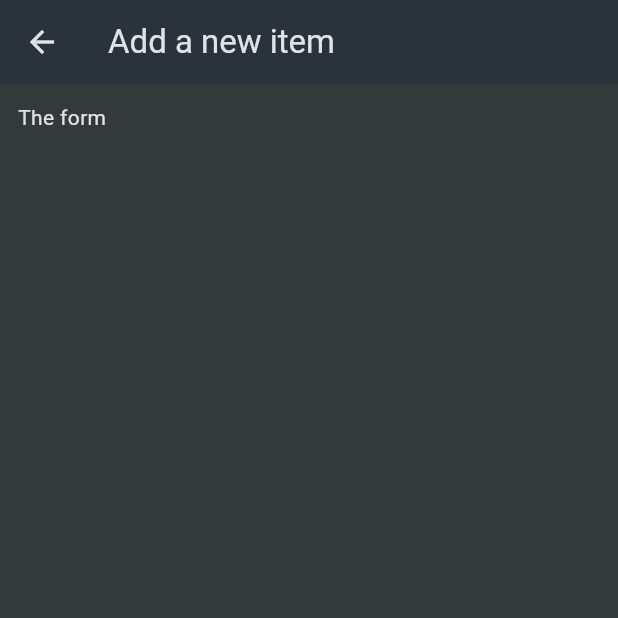
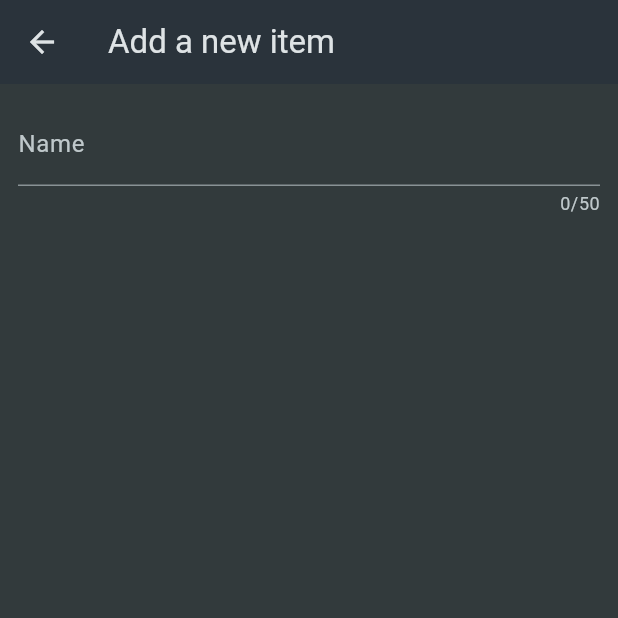
Before and after one commit to lightrao/fdtcg_shopping_list_app, a Flutter app: the NewItem screen opened directly, on a phone screen of 412 x 824 dp, the top half of it. Run offline on Flutter 3.47's test engine with Material 3 defaults, Android fonts, the phone set to English and light mode, and no system bars.

Commit message:
The Form & TextFormField Widgets

```diff
--- a/lib/widgets/new_item.dart
+++ b/lib/widgets/new_item.dart
@@ -17,8 +17,22 @@ class _NewItemState extends State<NewItem> {
         title: const Text('Add a new item'),
       ),
       body: Padding(
-        padding: EdgeInsets.all(12),
-        child: Text('The form'),
+        padding: const EdgeInsets.all(12),
+        child: Form(
+          child: Column(
+            children: [
+              TextFormField(
+                maxLength: 50,
+                decoration: const InputDecoration(
+                  label: Text('Name'),
+                ),
+                validator: (value) {
+                  return 'Demo ...';
+                },
+              ),
+            ],
+          ),
+        ),
       ),
     );
   }
```
